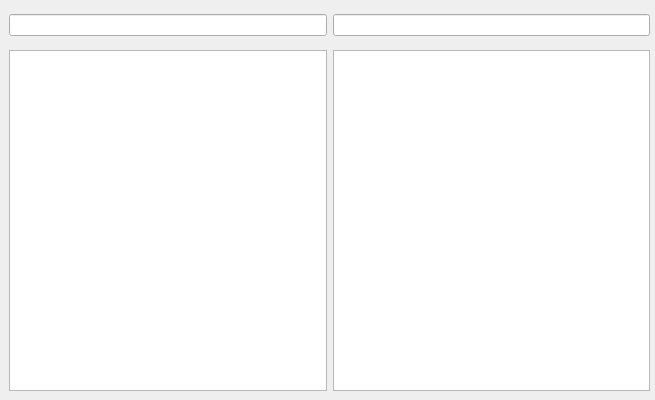
Old version of the form diferenca.ui in the repository Buloque/To-Do.
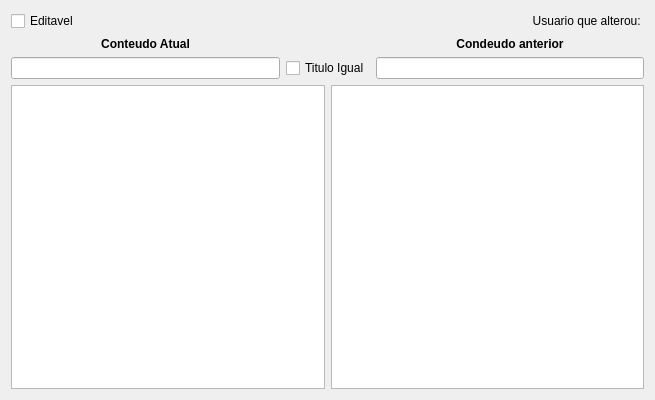
New version of the form. Icons and pictures are not drawn.

```diff
--- a/diferenca.ui
+++ b/diferenca.ui
@@ -23,15 +23,8 @@
    <iconset resource="Imagens.qrc">
     <normaloff>:/new/IMG/Imagens/Icone Sem Fundopng.png</normaloff>:/new/IMG/Imagens/Icone Sem Fundopng.png</iconset>
   </property>
-  <widget class="QWidget" name="horizontalLayoutWidget">
-   <property name="geometry">
-    <rect>
-     <x>9</x>
-     <y>50</y>
-     <width>641</width>
-     <height>341</height>
-    </rect>
-   </property>
+  <layout class="QGridLayout" name="gridLayout">
+   <item row="5" column="0">
    <layout class="QHBoxLayout" name="horizontalLayout">
     <item>
      <widget class="QTextEdit" name="txtOriginal">
@@ -62,33 +55,83 @@
      </widget>
     </item>
    </layout>
-  </widget>
-  <widget class="QWidget" name="horizontalLayoutWidget_2">
-   <property name="geometry">
-    <rect>
-     <x>9</x>
-     <y>9</y>
-     <width>641</width>
-     <height>32</height>
-    </rect>
-   </property>
+   </item>
+   <item row="4" column="0">
    <layout class="QGridLayout" name="gridLayout_2">
-    <item row="0" column="0">
+     <item row="1" column="2">
+      <widget class="QLabel" name="nomeUsuario">
+       <property name="text">
+        <string>Usuario que alterou: </string>
+       </property>
+       <property name="alignment">
+        <set>Qt::AlignmentFlag::AlignRight|Qt::AlignmentFlag::AlignTrailing|Qt::AlignmentFlag::AlignVCenter</set>
+       </property>
+      </widget>
+     </item>
+     <item row="2" column="0">
+      <widget class="QLabel" name="label">
+       <property name="font">
+        <font>
+         <bold>true</bold>
+        </font>
+       </property>
+       <property name="text">
+        <string>Conteudo Atual</string>
+       </property>
+       <property name="alignment">
+        <set>Qt::AlignmentFlag::AlignCenter</set>
+       </property>
+      </widget>
+     </item>
+     <item row="2" column="2">
+      <widget class="QLabel" name="label_2">
+       <property name="font">
+        <font>
+         <bold>true</bold>
+        </font>
+       </property>
+       <property name="text">
+        <string>Condeudo anterior</string>
+       </property>
+       <property name="alignment">
+        <set>Qt::AlignmentFlag::AlignCenter</set>
+       </property>
+      </widget>
+     </item>
+     <item row="5" column="0">
      <widget class="QLineEdit" name="leOriginal">
       <property name="text">
        <string/>
       </property>
      </widget>
     </item>
-    <item row="0" column="1">
+     <item row="5" column="2">
      <widget class="QLineEdit" name="leDiff">
       <property name="text">
        <string/>
       </property>
      </widget>
     </item>
-   </layout>
-  </widget>
+     <item row="5" column="1">
+      <widget class="QCheckBox" name="cbTitulo">
+       <property name="text">
+        <string>Titulo Igual</string>
+       </property>
+       <property name="checkable">
+        <bool>true</bool>
+       </property>
+      </widget>
+     </item>
+     <item row="1" column="0">
+      <widget class="QCheckBox" name="cbEditavel">
+       <property name="text">
+        <string>Editavel</string>
+       </property>
+      </widget>
+     </item>
+    </layout>
+   </item>
+  </layout>
  </widget>
  <resources>
   <include location="Imagens.qrc"/>
```
Lines whose indentation alone changed are shown as unchanged.
